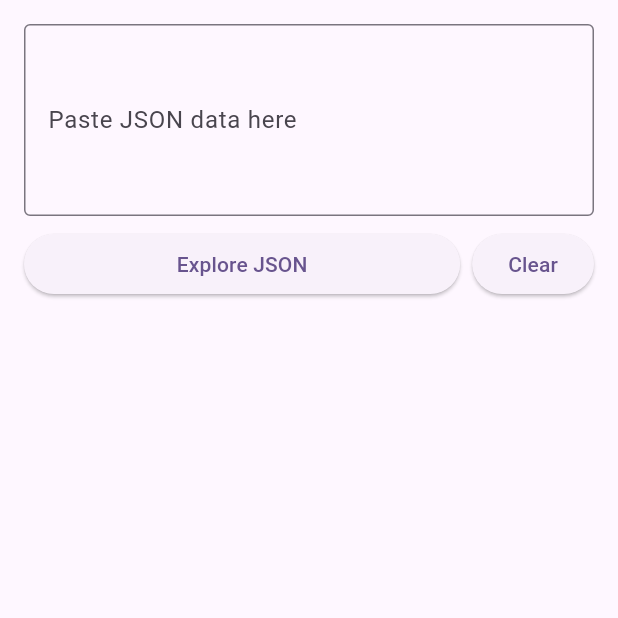
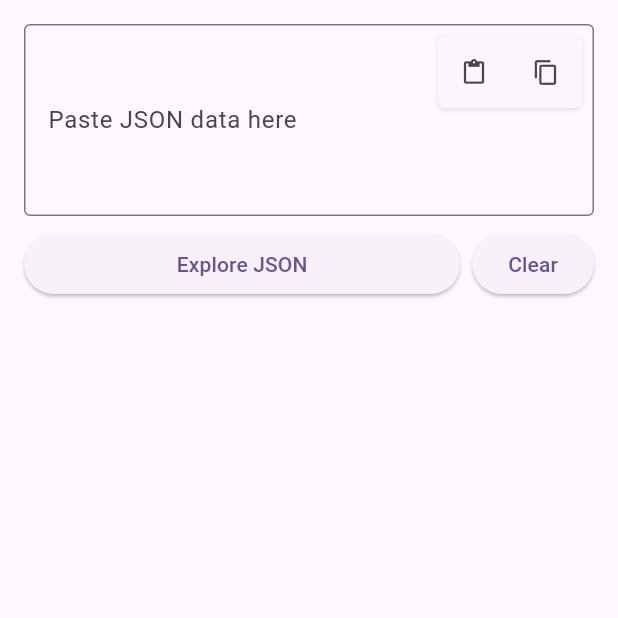
Before and after one commit to sutanto1010/devtools, a Flutter app: the JsonExplorerScreen screen opened directly, on a phone screen of 412 x 824 dp, the top half of it. Run offline on Flutter 3.47's test engine with Material 3 defaults, Android fonts, the phone set to English and light mode, and no system bars; our stand-ins replace file_picker, package_info_plus, sqflite, webview_flutter, yaml; missing offline and left inert: encrypt, network_tools, openpgp, pro_image_editor, screen_capturer, super_clipboard and 3 more; accounts and stored records are empty.

Commit message:
feat(json-explorer): add clipboard paste/copy functionality to input field
Add paste from clipboard and copy input text buttons to JSON input field

```diff
--- a/lib/screens/json_explorer_screen.dart
+++ b/lib/screens/json_explorer_screen.dart
@@ -107,6 +107,29 @@ class _JsonExplorerScreenState extends State<JsonExplorerScreen> {
     ScaffoldMessenger.of(context).showSnackBar(
       const SnackBar(content: Text('Copied to clipboard')),
     );
+  }
+
+  void _pasteFromClipboard() async {
+    final clipboardData = await Clipboard.getData('text/plain');
+    if (clipboardData?.text != null) {
+      setState(() {
+        _inputController.text = clipboardData!.text!;
+      });
+      ScaffoldMessenger.of(context).showSnackBar(
+        const SnackBar(content: Text('Pasted from clipboard')),
+      );
+    }
+  }
+
+  void _copyInputText() {
+    final text = _inputController.text;
+    if (text.isNotEmpty) {
+      _copyToClipboard(text);
+    } else {
+      ScaffoldMessenger.of(context).showSnackBar(
+        const SnackBar(content: Text('No text to copy')),
+      );
+    }
   }
 
   void _copyPath() {
@@ -309,6 +332,8 @@ class _JsonExplorerScreenState extends State<JsonExplorerScreen> {
             child: Column(
               crossAxisAlignment: CrossAxisAlignment.stretch,
               children: [
+                Stack(
+                  children: [
                     TextField(
                       controller: _inputController,
                       decoration: const InputDecoration(
@@ -317,6 +342,55 @@ class _JsonExplorerScreenState extends State<JsonExplorerScreen> {
                         hintText: '{"key": "value", "array": [1, 2, 3]}',
                       ),
                       maxLines: 4,
+                    ),
+                    Positioned(
+                      top: 8,
+                      right: 8,
+                      child: Row(
+                        mainAxisSize: MainAxisSize.min,
+                        children: [
+                          Container(
+                            decoration: BoxDecoration(
+                              color: Theme.of(context).colorScheme.surface.withOpacity(0.9),
+                              borderRadius: BorderRadius.circular(4),
+                              boxShadow: [
+                                BoxShadow(
+                                  color: Colors.black.withOpacity(0.1),
+                                  blurRadius: 2,
+                                  offset: const Offset(0, 1),
+                                ),
+                              ],
+                            ),
+                            child: Row(
+                              mainAxisSize: MainAxisSize.min,
+                              children: [
+                                IconButton(
+                                  icon: const Icon(Icons.paste, size: 18),
+                                  onPressed: _pasteFromClipboard,
+                                  tooltip: 'Paste from clipboard',
+                                  padding: const EdgeInsets.all(4),
+                                  constraints: const BoxConstraints(
+                                    minWidth: 32,
+                                    minHeight: 32,
+                                  ),
+                                ),
+                                IconButton(
+                                  icon: const Icon(Icons.copy, size: 18),
+                                  onPressed: _copyInputText,
+                                  tooltip: 'Copy input text',
+                                  padding: const EdgeInsets.all(4),
+                                  constraints: const BoxConstraints(
+                                    minWidth: 32,
+                                    minHeight: 32,
+                                  ),
+                                ),
+                              ],
+                            ),
+                          ),
+                        ],
+                      ),
+                    ),
+                  ],
                 ),
                 const SizedBox(height: 8),
                 Row(
```
Lines whose indentation alone changed are shown as unchanged.
